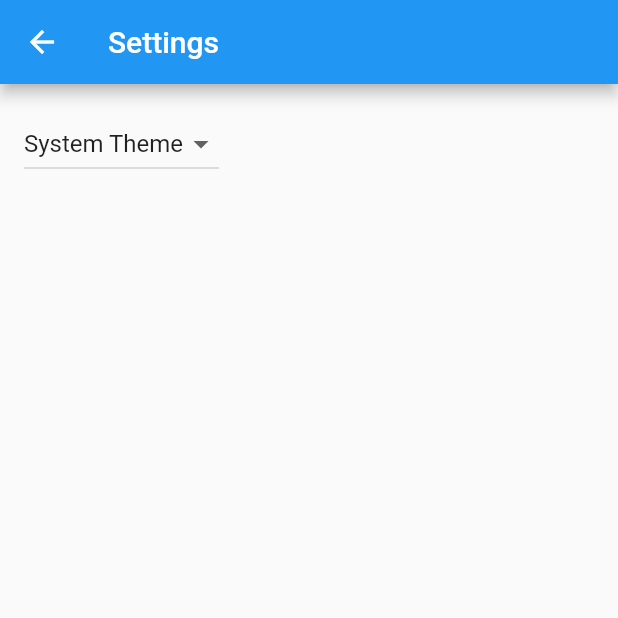
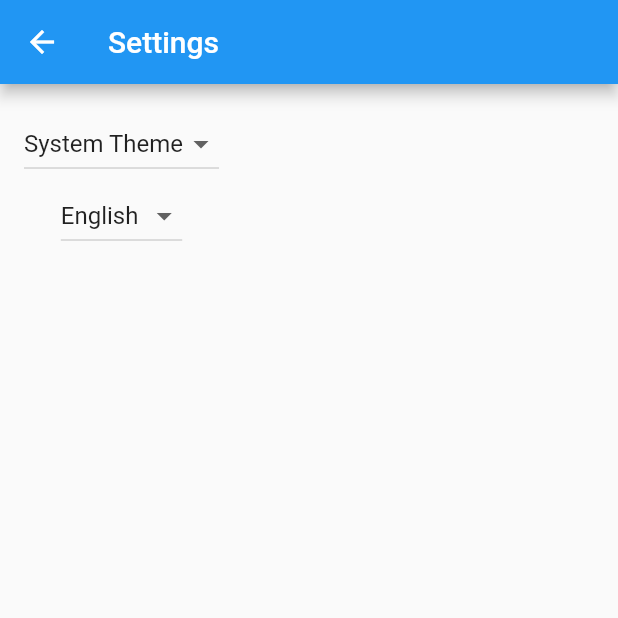
Before and after one commit to nck974/diogenes-app, a Flutter app: the screen it shows after launch, after a tap on the "settings" icon, on a phone screen of 412 x 824 dp, the top half of it. Run offline on Flutter 3.47's test engine with Material 2 defaults, Android fonts, the phone set to English and light mode, and no system bars; our stand-ins replace logger, pull_to_refresh, shared_preferences; generated files the repository leaves out were written again; network calls fail.

Commit message:
[FEATURE] Make language settings configurable from the settings menu

```diff
--- a/lib/l10n/app_en.arb
+++ b/lib/l10n/app_en.arb
@@ -37,8 +37,12 @@
 
 
   "settingsTitle": "Settings",
+
   "settingsTitleThemeOptionSystem": "System Theme",
   "settingsTitleThemeOptionLight": "Light Theme",
-  "settingsTitleThemeOptionDark": "Dark Theme"
+  "settingsTitleThemeOptionDark": "Dark Theme",
+
+  "settingsLanguageOptionEnglish": "English",
+  "settingsLanguageOptionSpanish": "Spanish"
 
 }
--- a/lib/l10n/app_es.arb
+++ b/lib/l10n/app_es.arb
@@ -37,8 +37,12 @@
 
 
   "settingsTitle": "Ajustes",
+
   "settingsTitleThemeOptionSystem": "Colores del sistema",
   "settingsTitleThemeOptionLight": "Modo claro",
-  "settingsTitleThemeOptionDark": "Modo oscuro"
+  "settingsTitleThemeOptionDark": "Modo oscuro",
+
+  "settingsLanguageOptionEnglish": "Inglés",
+  "settingsLanguageOptionSpanish": "Español"
 
 }
--- a/lib/src/app.dart
+++ b/lib/src/app.dart
@@ -83,6 +83,7 @@ class Diogenes extends StatelessWidget {
               Locale('en', ''), // English, no country code
               Locale('es', ''), // Spanish, no country code
             ],
+            locale: settingsController.locale,
 
             // Use AppLocalizations to configure the correct application title
             // depending on the user's locale.
--- a/lib/src/services/inventory_service.dart
+++ b/lib/src/services/inventory_service.dart
@@ -1,11 +1,12 @@
 import 'dart:async';
 import 'dart:convert';
+
+import 'package:http/http.dart' as http;
+import 'package:logger/logger.dart';
 
 import 'package:diogenes/src/exceptions/custom_timeout_exception.dart';
 import 'package:diogenes/src/models/item.dart';
 import 'package:diogenes/src/models/request.dart';
-import 'package:http/http.dart' as http;
-import 'package:logger/logger.dart';
 
 class ItemService {
   static const String baseUrl = 'http://10.0.2.2:8080/api/v1/item/';
--- a/lib/src/settings/settings_controller.dart
+++ b/lib/src/settings/settings_controller.dart
@@ -16,15 +16,18 @@ class SettingsController with ChangeNotifier {
   // Make ThemeMode a private variable so it is not updated directly without
   // also persisting the changes with the SettingsService.
   late ThemeMode _themeMode;
+  late Locale _locale;
 
   // Allow Widgets to read the user's preferred ThemeMode.
   ThemeMode get themeMode => _themeMode;
+  Locale get locale => _locale;
 
   /// Load the user's settings from the SettingsService. It may load from a
   /// local database or the internet. The controller only knows it can load the
   /// settings from the service.
   Future<void> loadSettings() async {
     _themeMode = await _settingsService.themeMode();
+    _locale = await _settingsService.locale();
 
     // Important! Inform listeners a change has occurred.
     notifyListeners();
@@ -47,4 +50,22 @@ class SettingsController with ChangeNotifier {
     // SettingService.
     await _settingsService.updateThemeMode(newThemeMode);
   }
+
+  /// Update and persist the ThemeMode based on the user's selection.
+  Future<void> updateLocale(Locale? newLocale) async {
+    if (newLocale == null) return;
+
+    // Do not perform any work if new and old ThemeMode are identical
+    if (newLocale == _locale) return;
+
+    // Otherwise, store the new ThemeMode in memory
+    _locale = newLocale;
+
+    // Important! Inform listeners a change has occurred.
+    notifyListeners();
+
+    // Persist the changes to a local database or the internet using the
+    // SettingService.
+    await _settingsService.updateLocale(newLocale);
+  }
 }
--- a/lib/src/settings/settings_service.dart
+++ b/lib/src/settings/settings_service.dart
@@ -1,3 +1,5 @@
+import 'dart:io';
+
 import 'package:flutter/material.dart';
 import 'package:logger/logger.dart';
 import 'package:shared_preferences/shared_preferences.dart';
@@ -9,6 +11,7 @@ import 'package:shared_preferences/shared_preferences.dart';
 /// you'd like to store settings on a web server, use the http package.
 class SettingsService {
   static const _themeModeProperty = 'settings.theme.themeMode';
+  static const _localeProperty = 'settings.locale.language';
   final _logger = Logger();
 
   /// Loads the User's preferred ThemeMode from local or remote storage.
@@ -29,12 +32,52 @@ class SettingsService {
     return ThemeMode.system;
   }
 
+  /// Persists the property in the memory shared preferences.
+  Future<void> _updateSharedProperty(String property, dynamic value) async {
+    _logger.d("Saving in '$property' value: ${value.toString()}");
+    final SharedPreferences preferences = await SharedPreferences.getInstance();
+    await preferences.setString(property, value.toString());
+  }
+
   /// Persists the user's preferred ThemeMode to local or remote storage.
   Future<void> updateThemeMode(ThemeMode theme) async {
-    // Use the shared_preferences package to persist settings locally or the
-    // http package to persist settings over the network.
-    _logger.d("Saving in '$_themeModeProperty' value: ${theme.toString()}");
+    _updateSharedProperty(_themeModeProperty, theme);
+  }
+
+  /// Loads the User's local.
+  Future<Locale> locale() async {
     final SharedPreferences preferences = await SharedPreferences.getInstance();
-    await preferences.setString(_themeModeProperty, theme.toString());
+    final String? locale = preferences.getString(_localeProperty);
+    if (locale != null) {
+      if (locale == const Locale.fromSubtags(languageCode: "en").toString()) {
+        _logger.d("English locale found the settings");
+        return const Locale.fromSubtags(languageCode: "en");
+      } else if (locale ==
+          const Locale.fromSubtags(languageCode: "es").toString()) {
+        _logger.d("Spanish locale found the settings");
+        return const Locale.fromSubtags(languageCode: "es");
+      } else {
+        _logger.d("Invalid locale found in the settings $locale");
+      }
+    }
+
+    /// Try to obtain the default locale of the system if is in the available
+    /// languages
+    var systemLocale = Platform.localeName;
+    if (systemLocale.isNotEmpty) {
+      if (systemLocale.length > 2) {
+        systemLocale = systemLocale.split("_")[0];
+      }
+      if (["en", "de"].contains(systemLocale)) {
+        return Locale.fromSubtags(languageCode: systemLocale);
+      }
+    }
+
+    return const Locale.fromSubtags(languageCode: "en");
+  }
+
+  /// Persists the user's preferred locale to local or remote storage.
+  Future<void> updateLocale(Locale locale) async {
+    _updateSharedProperty(_localeProperty, locale);
   }
 }
--- a/lib/src/settings/settings_view.dart
+++ b/lib/src/settings/settings_view.dart
@@ -2,7 +2,7 @@ import 'package:flutter/material.dart';
 
 import 'package:flutter_gen/gen_l10n/app_localizations.dart';
 
-import 'settings_controller.dart';
+import 'package:diogenes/src/settings/settings_controller.dart';
 
 /// Displays the various settings that can be customized by the user.
 ///
@@ -28,7 +28,20 @@ class SettingsView extends StatelessWidget {
         //
         // When a user selects a theme from the dropdown list, the
         // SettingsController is updated, which rebuilds the MaterialApp.
-        child: DropdownButton<ThemeMode>(
+        child: Column(
+          children: [
+            _displayThemeSettings(translations),
+            _displayLocaleSettings(translations),
+          ],
+        ),
+      ),
+    );
+  }
+
+  /// Select box that selects the language
+  DropdownButton<ThemeMode> _displayThemeSettings(
+      AppLocalizations translations) {
+    return DropdownButton<ThemeMode>(
       // Read the selected themeMode from the controller
       value: controller.themeMode,
       // Call the updateThemeMode method any time the user selects a theme.
@@ -47,8 +60,26 @@ class SettingsView extends StatelessWidget {
           child: Text(translations.settingsTitleThemeOptionDark),
         )
       ],
+    );
+  }
+
+  /// Select box that selects the language
+  DropdownButton<Locale> _displayLocaleSettings(AppLocalizations translations) {
+    return DropdownButton<Locale>(
+      // Read the selected themeMode from the controller
+      value: controller.locale,
+      // Call the updateThemeMode method any time the user selects a theme.
+      onChanged: controller.updateLocale,
+      items: [
+        DropdownMenuItem(
+          value: const Locale.fromSubtags(languageCode: 'en'),
+          child: Text(translations.settingsLanguageOptionEnglish),
         ),
+        DropdownMenuItem(
+          value: const Locale.fromSubtags(languageCode: 'es'),
+          child: Text(translations.settingsLanguageOptionSpanish),
         ),
+      ],
     );
   }
 }
```
Lines whose indentation alone changed are shown as unchanged.
